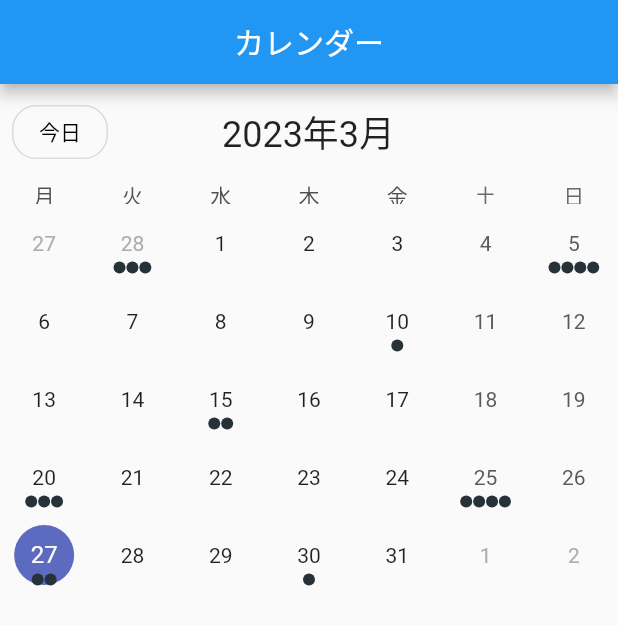
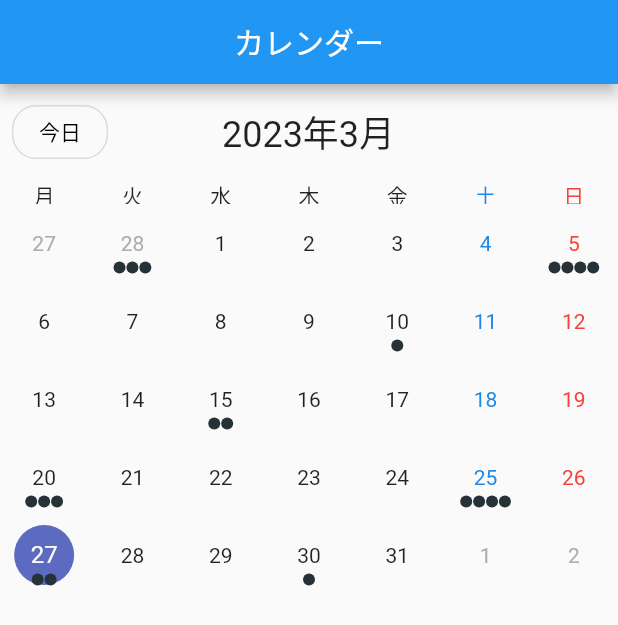
Before and after one commit to mihiron/flutter_calendar, a Flutter app: the screen it shows after launch, on a phone screen of 412 x 824 dp. Shown: the top 625 px of the screen. Run offline on Flutter 3.47's test engine with Material 2 defaults, Android fonts, the phone set to English and light mode, and no system bars; drawn by our look-alikes of table_calendar.

Commit message:
CustomCalendarBuilderの作成

```diff
--- /dev/null
+++ b/lib/src/utils/custom_calendar_builders.dart
@@ -0,0 +1,88 @@
+import 'package:flutter/material.dart';
+import 'package:intl/intl.dart';
+import 'package:table_calendar/table_calendar.dart';
+
+class CustomCalendarBuilders {
+  Color _textColor(DateTime day) {
+    const defaultTextColor = Colors.black87;
+
+    if (day.weekday == DateTime.sunday) {
+      return Colors.red;
+    }
+    if (day.weekday == DateTime.saturday) {
+      return Colors.blue[600]!;
+    }
+    return defaultTextColor;
+  }
+
+  /// 曜日部分を生成する
+  Widget daysOfWeekBuilder(BuildContext context, DateTime day) {
+    // <TableCalendarの中身からコピペ>
+    // アプリの言語設定読み込み
+    const locale = 'ja_JP';
+
+    // アプリの言語設定に曜日の文字を対応させる
+    final dowText =
+        const DaysOfWeekStyle().dowTextFormatter?.call(day, locale) ??
+            DateFormat.E(locale).format(day);
+    // </ TableCalendarの中身からコピペ>
+
+    return Center(
+      child: Text(
+        dowText,
+        style: TextStyle(
+          color: _textColor(day),
+        ),
+      ),
+    );
+  }
+
+  /// 通常の日付部分を生成する
+  Widget defaultBuilder(
+      BuildContext context, DateTime day, DateTime focusedDay) {
+    return _CalendarCellTemplate(
+      dayText: day.day.toString(),
+      dayTextColor: _textColor(day),
+    );
+  }
+}
+
+class _CalendarCellTemplate extends StatelessWidget {
+  const _CalendarCellTemplate({
+    Key? key,
+    String? dayText,
+    Duration? duration,
+    Alignment? textAlign,
+    Color? dayTextColor,
+    Color? borderColor,
+    double? borderWidth,
+  })  : dayText = dayText ?? '',
+        duration = duration ?? const Duration(milliseconds: 250),
+        textAlign = textAlign ?? Alignment.center,
+        dayTextColor = dayTextColor ?? Colors.black87,
+        borderColor = borderColor ?? Colors.black87,
+        borderWidth = borderWidth ?? 0.5,
+        super(key: key);
+
+  final String dayText;
+  final Color? dayTextColor;
+  final Duration duration;
+  final Alignment? textAlign;
+  final Color? borderColor;
+  final double borderWidth;
+
+  @override
+  Widget build(BuildContext context) {
+    return AnimatedContainer(
+      duration: duration,
+      margin: EdgeInsets.zero,
+      alignment: textAlign,
+      child: Text(
+        dayText,
+        style: TextStyle(
+          color: dayTextColor,
+        ),
+      ),
+    );
+  }
+}
--- a/lib/src/views/home_page.dart
+++ b/lib/src/views/home_page.dart
@@ -1,6 +1,7 @@
 // Copyright 2019 Aleksander Woźniak
 // SPDX-License-Identifier: Apache-2.0
 import 'package:flutter/material.dart';
+import 'package:flutter_calendar/src/utils/custom_calendar_builders.dart';
 import 'package:flutter_calendar/src/utils/table_calendar.dart';
 import 'package:flutter_calendar/src/views/widget/calendar_header.dart';
 import 'package:table_calendar/table_calendar.dart';
@@ -20,6 +21,9 @@ class _MyHomePageState extends State<MyHomePage> {
   DateTime? _selectedDay;
   DateTime? _rangeStart;
   DateTime? _rangeEnd;
+  final CustomCalendarBuilders customCalendarBuilders =
+      CustomCalendarBuilders();
+
   @override
   void initState() {
     super.initState();
@@ -124,6 +128,10 @@ class _MyHomePageState extends State<MyHomePage> {
             onPageChanged: (focusedDay) {
               _focusedDay.value = focusedDay;
             },
+            calendarBuilders: CalendarBuilders(
+              dowBuilder: customCalendarBuilders.daysOfWeekBuilder,
+              defaultBuilder: customCalendarBuilders.defaultBuilder,
+            ),
           ),
         ],
       ),
```
